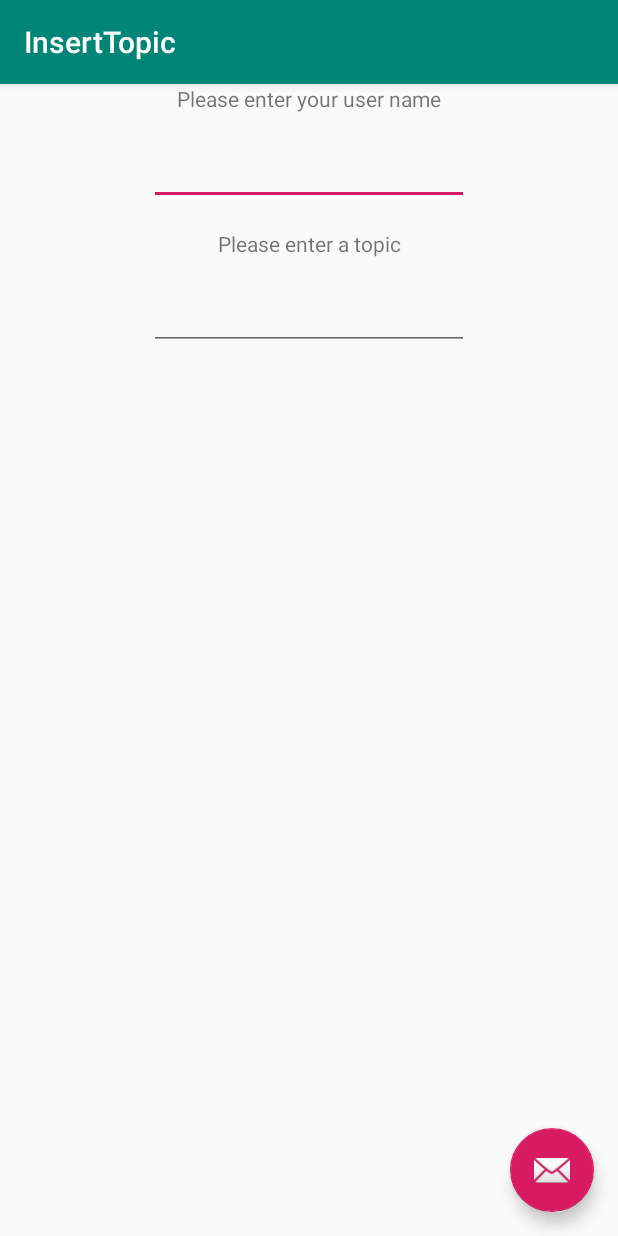
After one commit to yepstein1/findChavrusa, an Android app: the InsertTopicActivity screen opened directly, with no data from a screen before it, on a phone screen of 412 x 824 dp. The commit adds this screen. Run offline under Robolectric (Android 15) with nearby library versions, the phone set to English and light mode, and no system bars.

Commit message:
added classes and stuff for topics table-but didn't change appviemodelclass yet

```diff
--- a/app/build.gradle
+++ b/app/build.gradle
@@ -27,14 +27,15 @@ dependencies {
     implementation fileTree(dir: 'libs', include: ['*.jar'])
     implementation 'androidx.appcompat:appcompat:1.1.0'
     implementation 'androidx.constraintlayout:constraintlayout:1.1.3'
-    implementation 'com.google.android.material:material:1.0.0'
+    implementation 'com.google.android.material:material:1.1.0'
     testImplementation 'junit:junit:4.13'
     androidTestImplementation 'androidx.test:runner:1.2.0'
     androidTestImplementation 'androidx.test.espresso:espresso-core:3.2.0'
     def room_version = "2.2.3"
 
     implementation "androidx.room:room-runtime:$room_version"
-    annotationProcessor "androidx.room:room-compiler:$room_version" // For Kotlin use kapt instead of annotationProcessor
+    annotationProcessor "androidx.room:room-compiler:$room_version"
+    // For Kotlin use kapt instead of annotationProcessor
 
     // optional - Kotlin Extensions and Coroutines support for Room
     implementation "androidx.room:room-ktx:$room_version"
--- a/app/src/main/java/com/example/findchavrusa/Database/AppDataBase.java
+++ b/app/src/main/java/com/example/findchavrusa/Database/AppDataBase.java
@@ -6,14 +6,17 @@ import androidx.room.Database;
 import androidx.room.Room;
 import androidx.room.RoomDatabase;
 
+import com.example.findchavrusa.Topics_studied;
 import com.example.findchavrusa.Users;
 
 import java.util.concurrent.ExecutorService;
 import java.util.concurrent.Executors;
 
-@Database(entities = {Users.class}, version = 1, exportSchema = false)
+@Database(entities = {Users.class, Topics_studied.class}, version = 1, exportSchema = false)
 public abstract class AppDataBase extends RoomDatabase {
     public abstract UserDao userDao();
+
+    public abstract Topics_studied_Dao topicDao();
 
     private static volatile AppDataBase INSTANCE;
     private static final int NUMBER_OF_THREADS = 4;
--- /dev/null
+++ b/app/src/main/java/com/example/findchavrusa/InsertTopicActivity.java
@@ -0,0 +1,43 @@
+package com.example.findchavrusa;
+
+import android.os.Bundle;
+import android.view.View;
+import android.widget.EditText;
+
+import androidx.appcompat.app.AppCompatActivity;
+import androidx.appcompat.widget.Toolbar;
+
+import com.google.android.material.floatingactionbutton.FloatingActionButton;
+import com.google.android.material.snackbar.Snackbar;
+
+public class InsertTopicActivity extends AppCompatActivity {
+    private EditText mEmail;
+    private EditText mTopic;
+
+    @Override
+    protected void onCreate(Bundle savedInstanceState) {
+        super.onCreate(savedInstanceState);
+        setContentView(R.layout.activity_insert_topic);
+        Toolbar toolbar = findViewById(R.id.toolbar);
+        setSupportActionBar(toolbar);
+
+        FloatingActionButton fab = findViewById(R.id.fab);
+        fab.setOnClickListener(new View.OnClickListener() {
+            @Override
+            public void onClick(View view) {
+                Snackbar.make(view, "Replace with your own action", Snackbar.LENGTH_LONG)
+                        .setAction("Action", null).show();
+            }
+        });
+    }
+
+
+    public Topics_studied getTnfo() {
+        mEmail = findViewById(R.id.et_email);
+        mTopic = findViewById(R.id.et_topic);
+        Topics_studied ts = new Topics_studied(mEmail.getText().toString(), mTopic.getText().toString());
+        return ts;
+
+    }
+
+}
--- a/app/src/main/java/com/example/findchavrusa/MainActivity.java
+++ b/app/src/main/java/com/example/findchavrusa/MainActivity.java
@@ -41,9 +41,10 @@ final Intent intent = new Intent(this,Main2Activity.class);
             public void onClick(View view) {
                 Users u = getUserInfo();
                 //  intent.putExtra("user",u);
+                mModel.insert(u);
+
                 startActivity(intent);
                 //hopefully send to db
-                mModel.insert(u);
 
             }
         });
--- /dev/null
+++ b/app/src/main/res/layout/activity_insert_topic.xml
@@ -0,0 +1,33 @@
+<?xml version="1.0" encoding="utf-8"?>
+<androidx.coordinatorlayout.widget.CoordinatorLayout xmlns:android="http://schemas.android.com/apk/res/android"
+    xmlns:app="http://schemas.android.com/apk/res-auto"
+    xmlns:tools="http://schemas.android.com/tools"
+    android:layout_width="match_parent"
+    android:layout_height="match_parent"
+    tools:context=".InsertTopicActivity">
+
+    <com.google.android.material.appbar.AppBarLayout
+        android:layout_width="match_parent"
+        android:layout_height="wrap_content"
+        android:theme="@style/AppTheme.AppBarOverlay">
+
+        <androidx.appcompat.widget.Toolbar
+            android:id="@+id/toolbar"
+            android:layout_width="match_parent"
+            android:layout_height="?attr/actionBarSize"
+            android:background="?attr/colorPrimary"
+            app:popupTheme="@style/AppTheme.PopupOverlay" />
+
+    </com.google.android.material.appbar.AppBarLayout>
+
+    <include layout="@layout/content_insert_topic" />
+
+    <com.google.android.material.floatingactionbutton.FloatingActionButton
+        android:id="@+id/fab"
+        android:layout_width="wrap_content"
+        android:layout_height="wrap_content"
+        android:layout_gravity="bottom|end"
+        android:layout_margin="@dimen/fab_margin"
+        app:srcCompat="@android:drawable/ic_dialog_email" />
+
+</androidx.coordinatorlayout.widget.CoordinatorLayout>
--- a/app/src/main/res/layout/activity_main2.xml
+++ b/app/src/main/res/layout/activity_main2.xml
@@ -8,8 +8,8 @@
 
     <androidx.recyclerview.widget.RecyclerView
         android:id="@+id/recyclerview"
-        android:layout_width="0dp"
-        android:layout_height="0dp"
+        android:layout_width="match_parent"
+        android:layout_height="wrap_content"
         android:background="@android:color/darker_gray"
         tools:listitem="@layout/recyclerview_item" />
 
--- /dev/null
+++ b/app/src/main/res/layout/content_insert_topic.xml
@@ -0,0 +1,52 @@
+<?xml version="1.0" encoding="utf-8"?>
+<androidx.constraintlayout.widget.ConstraintLayout xmlns:android="http://schemas.android.com/apk/res/android"
+    xmlns:app="http://schemas.android.com/apk/res-auto"
+    xmlns:tools="http://schemas.android.com/tools"
+    android:layout_width="match_parent"
+    android:layout_height="match_parent"
+    app:layout_behavior="@string/appbar_scrolling_view_behavior"
+    tools:context=".InsertTopicActivity"
+    tools:showIn="@layout/activity_insert_topic">
+
+    <TextView
+        android:id="@+id/tv_email"
+        android:layout_width="wrap_content"
+        android:layout_height="wrap_content"
+        android:text="@string/please_enter_your_user_name"
+        app:layout_constraintEnd_toEndOf="parent"
+        app:layout_constraintStart_toStartOf="parent"
+        app:layout_constraintTop_toTopOf="parent" />
+
+    <EditText
+        android:id="@+id/et_email"
+        android:layout_width="wrap_content"
+        android:layout_height="0dp"
+        android:layout_marginTop="16dp"
+        android:ems="10"
+        android:inputType="textEmailAddress"
+        app:layout_constraintEnd_toEndOf="parent"
+        app:layout_constraintStart_toStartOf="parent"
+        app:layout_constraintTop_toBottomOf="@+id/tv_email" />
+
+    <TextView
+        android:id="@+id/tv_topic"
+        android:layout_width="wrap_content"
+        android:layout_height="wrap_content"
+        android:layout_marginTop="16dp"
+        android:text="@string/tv_topic"
+        app:layout_constraintEnd_toEndOf="parent"
+        app:layout_constraintStart_toStartOf="parent"
+        app:layout_constraintTop_toBottomOf="@+id/et_email" />
+
+    <EditText
+        android:id="@+id/et_topic"
+        android:layout_width="wrap_content"
+        android:layout_height="wrap_content"
+        android:layout_marginTop="16dp"
+        android:ems="10"
+        android:inputType="textPersonName"
+
+        app:layout_constraintEnd_toEndOf="parent"
+        app:layout_constraintStart_toStartOf="parent"
+        app:layout_constraintTop_toBottomOf="@+id/tv_topic" />
+</androidx.constraintlayout.widget.ConstraintLayout>
--- a/app/src/main/res/values/strings.xml
+++ b/app/src/main/res/values/strings.xml
@@ -4,4 +4,7 @@
     <string name="please_enter_email">Please enter email</string>
     <string name="please_enter_password">password</string>
     <string name="empty_not_saved">not saved</string>
+    <string name="title_activity_insert_topic">InsertTopic</string>
+    <string name="tv_topic">Please enter a topic</string>
+    <string name="please_enter_your_user_name">Please enter your user name</string>
 </resources>
```
Also changed, not shown: app/src/main/AndroidManifest.xml (+8 -2 lines), app/src/main/java/com/example/findchavrusa/Database/AppRepository.java (+19 -1 lines), app/src/main/java/com/example/findchavrusa/Database/AppViewModel.java (+10 -0 lines), app/src/main/java/com/example/findchavrusa/Database/Topics_studied_Dao.java (added, +21 -0 lines), app/src/main/java/com/example/findchavrusa/Topics_studied.java (added, +20 -0 lines).
